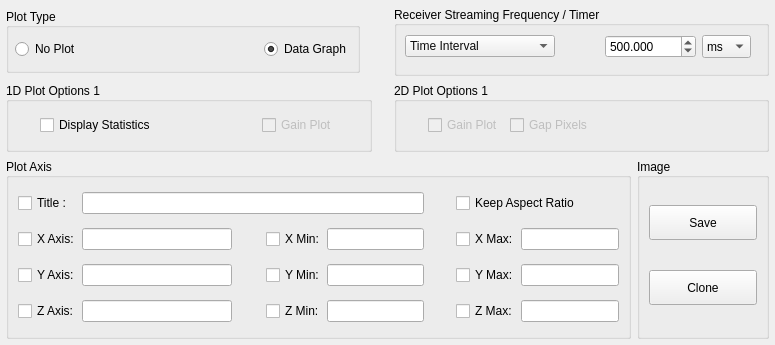
Above: slsDetectorGui/forms/form_tab_plot.ui from slsdetectorgroup/slsDetectorPackage before the change. Below: the same form after it.
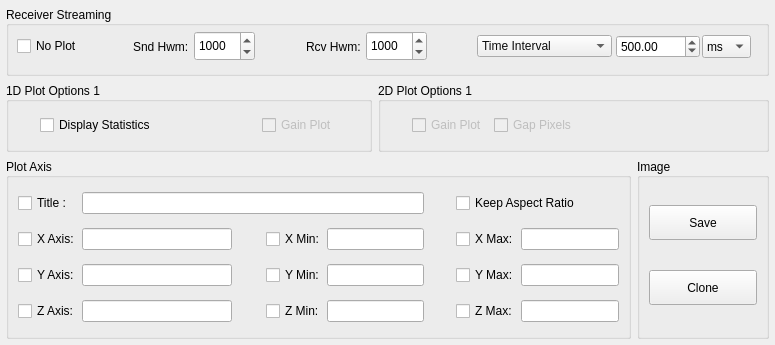
That is the form after the change. The open tabs and pages were chosen to show the change. Icons and pictures are not drawn.

Commit message: zmq hwm are specified to 2 for gui and restreaming of receiver if all zmq not closed at end of acquiistion

```diff
--- a/slsDetectorGui/forms/form_tab_plot.ui
+++ b/slsDetectorGui/forms/form_tab_plot.ui
@@ -75,7 +75,7 @@
    <property name="spacing">
     <number>6</number>
    </property>
-   <item row="1" column="4" colspan="4">
+   <item row="1" column="3" colspan="4">
     <widget class="QGroupBox" name="box2D">
      <property name="enabled">
       <bool>true</bool>
@@ -1388,7 +1388,7 @@
      </layout>
     </widget>
    </item>
-   <item row="2" column="0" colspan="7">
+   <item row="2" column="0" colspan="6">
     <widget class="QGroupBox" name="boxPlotAxis">
      <property name="sizePolicy">
       <sizepolicy hsizetype="Preferred" vsizetype="Minimum">
@@ -1789,7 +1789,7 @@
      </layout>
     </widget>
    </item>
-   <item row="2" column="7">
+   <item row="2" column="6">
     <widget class="QGroupBox" name="boxSave">
      <property name="enabled">
       <bool>true</bool>
@@ -1990,23 +1990,7 @@
      </layout>
     </widget>
    </item>
-   <item row="0" column="3">
-    <spacer name="horizontalSpacer_6">
-     <property name="orientation">
-      <enum>Qt::Horizontal</enum>
-     </property>
-     <property name="sizeType">
-      <enum>QSizePolicy::Fixed</enum>
-     </property>
-     <property name="sizeHint" stdset="0">
-      <size>
-       <width>10</width>
-       <height>20</height>
-      </size>
-     </property>
-    </spacer>
-   </item>
-   <item row="0" column="4" colspan="4">
+   <item row="0" column="0" colspan="7">
     <widget class="QGroupBox" name="boxFrequency">
      <property name="sizePolicy">
       <sizepolicy hsizetype="Preferred" vsizetype="Fixed">
@@ -2016,7 +2000,7 @@
      </property>
      <property name="minimumSize">
       <size>
-       <width>0</width>
+       <width>350</width>
        <height>65</height>
       </size>
      </property>
@@ -2024,7 +2008,7 @@
       <string>&lt;html&gt;&lt;head/&gt;&lt;body&gt;&lt;p&gt;Sets the pace at which the receiver streams out images. Images in between the timeout or frequency are not sent out.&lt;br/&gt;&lt;br/&gt;&lt;span style=&quot; font-weight:600;&quot;&gt;Time Interval&lt;/span&gt;: Streaming time interval when an image should be streamed. &lt;br/&gt;&lt;span style=&quot; font-weight:600;&quot;&gt;Every nth Image&lt;/span&gt;: Only every nth image is streamed. &lt;/p&gt;&lt;p&gt;&lt;br/&gt;&lt;/p&gt;&lt;p&gt;&lt;br/&gt;&lt;/p&gt;&lt;/body&gt;&lt;/html&gt;</string>
      </property>
      <property name="title">
-      <string>Receiver Streaming Frequency / Timer</string>
+      <string>Receiver Streaming</string>
      </property>
      <property name="alignment">
       <set>Qt::AlignLeading|Qt::AlignLeft|Qt::AlignVCenter</set>
@@ -2052,6 +2036,33 @@
        <number>0</number>
       </property>
       <item row="0" column="0">
+       <widget class="QCheckBox" name="chkNoPlot">
+        <property name="enabled">
+         <bool>true</bool>
+        </property>
+        <property name="sizePolicy">
+         <sizepolicy hsizetype="Fixed" vsizetype="Fixed">
+          <horstretch>0</horstretch>
+          <verstretch>0</verstretch>
+         </sizepolicy>
+        </property>
+        <property name="maximumSize">
+         <size>
+          <width>80</width>
+          <height>16777215</height>
+         </size>
+        </property>
+        <property name="toolTip">
+         <string>&lt;nobr&gt;
+Displays minimum, maximum and sum of values for each plot.
+&lt;nobr&gt;</string>
+        </property>
+        <property name="text">
+         <string>No Plot</string>
+        </property>
+       </widget>
+      </item>
+      <item row="0" column="11">
        <widget class="QComboBox" name="comboFrequency">
         <property name="sizePolicy">
          <sizepolicy hsizetype="Minimum" vsizetype="Fixed">
@@ -2061,13 +2072,13 @@
         </property>
         <property name="minimumSize">
          <size>
-          <width>150</width>
+          <width>135</width>
           <height>0</height>
          </size>
         </property>
         <property name="maximumSize">
          <size>
-          <width>16777215</width>
+          <width>135</width>
           <height>16777215</height>
          </size>
         </property>
@@ -2150,29 +2161,25 @@
         </item>
        </widget>
       </item>
-      <item row="0" column="1">
-       <spacer name="horizontalSpacer_14">
-        <property name="orientation">
-         <enum>Qt::Horizontal</enum>
-        </property>
-        <property name="sizeType">
-         <enum>QSizePolicy::Expanding</enum>
-        </property>
-        <property name="sizeHint" stdset="0">
-         <size>
-          <width>80</width>
-          <height>20</height>
-         </size>
-        </property>
-       </spacer>
-      </item>
-      <item row="0" column="2">
+      <item row="0" column="13">
        <widget class="QStackedWidget" name="stackedTimeInterval">
+        <property name="maximumSize">
+         <size>
+          <width>150</width>
+          <height>16777215</height>
+         </size>
+        </property>
         <property name="currentIndex">
-         <number>1</number>
+         <number>0</number>
         </property>
         <widget class="QWidget" name="pageTimeGap">
          <layout class="QHBoxLayout" name="horizontalLayout_14">
+          <property name="spacing">
+           <number>2</number>
+          </property>
+          <property name="leftMargin">
+           <number>2</number>
+          </property>
           <item>
            <widget class="QDoubleSpinBox" name="spinTimeGap">
             <property name="sizePolicy">
@@ -2181,11 +2188,17 @@
               <verstretch>0</verstretch>
              </sizepolicy>
             </property>
+            <property name="maximumSize">
+             <size>
+              <width>90</width>
+              <height>30</height>
+             </size>
+            </property>
             <property name="keyboardTracking">
              <bool>false</bool>
             </property>
             <property name="decimals">
-             <number>3</number>
+             <number>2</number>
             </property>
             <property name="maximum">
              <double>999999.000000000000000</double>
@@ -2238,6 +2251,9 @@
         </widget>
         <widget class="QWidget" name="pageFrequency">
          <layout class="QHBoxLayout" name="horizontalLayout_13">
+          <property name="leftMargin">
+           <number>2</number>
+          </property>
           <item>
            <widget class="QSpinBox" name="spinNthFrame">
             <property name="sizePolicy">
@@ -2267,78 +2283,31 @@
         </widget>
        </widget>
       </item>
-     </layout>
-    </widget>
-   </item>
-   <item row="0" column="0">
-    <widget class="QGroupBox" name="boxPlotType">
-     <property name="enabled">
-      <bool>true</bool>
-     </property>
-     <property name="sizePolicy">
-      <sizepolicy hsizetype="Preferred" vsizetype="Fixed">
-       <horstretch>0</horstretch>
-       <verstretch>0</verstretch>
-      </sizepolicy>
-     </property>
-     <property name="minimumSize">
-      <size>
-       <width>350</width>
-       <height>65</height>
-      </size>
-     </property>
-     <property name="maximumSize">
-      <size>
-       <width>16777215</width>
-       <height>16777215</height>
-      </size>
-     </property>
-     <property name="title">
-      <string>Plot Type</string>
-     </property>
-     <property name="alignment">
-      <set>Qt::AlignLeading|Qt::AlignLeft|Qt::AlignVCenter</set>
-     </property>
-     <property name="flat">
-      <bool>false</bool>
-     </property>
-     <layout class="QGridLayout" name="gridLayout_5">
-      <property name="leftMargin">
-       <number>6</number>
-      </property>
-      <property name="topMargin">
-       <number>0</number>
-      </property>
-      <property name="rightMargin">
-       <number>6</number>
-      </property>
-      <property name="bottomMargin">
-       <number>0</number>
-      </property>
-      <property name="horizontalSpacing">
-       <number>2</number>
-      </property>
-      <property name="verticalSpacing">
-       <number>0</number>
-      </property>
+      <item row="0" column="10">
+       <spacer name="horizontalSpacer_18">
+        <property name="orientation">
+         <enum>Qt::Horizontal</enum>
+        </property>
+        <property name="sizeType">
+         <enum>QSizePolicy::Expanding</enum>
+        </property>
+        <property name="sizeHint" stdset="0">
+         <size>
+          <width>30</width>
+          <height>20</height>
+         </size>
+        </property>
+       </spacer>
+      </item>
       <item row="0" column="2">
-       <widget class="QRadioButton" name="radioDataGraph">
-        <property name="sizePolicy">
-         <sizepolicy hsizetype="Fixed" vsizetype="Fixed">
-          <horstretch>0</horstretch>
-          <verstretch>0</verstretch>
-         </sizepolicy>
-        </property>
+       <widget class="QLabel" name="lblSndHwm">
         <property name="text">
-         <string>Data Graph</string>
-        </property>
-        <property name="checked">
-         <bool>true</bool>
+         <string>Snd Hwm: </string>
         </property>
        </widget>
       </item>
       <item row="0" column="1">
-       <spacer name="horizontalSpacer_5">
+       <spacer name="horizontalSpacer_25">
         <property name="orientation">
          <enum>Qt::Horizontal</enum>
         </property>
@@ -2347,22 +2316,136 @@
         </property>
         <property name="sizeHint" stdset="0">
          <size>
-          <width>10</width>
+          <width>30</width>
           <height>20</height>
          </size>
         </property>
        </spacer>
       </item>
-      <item row="0" column="0">
-       <widget class="QRadioButton" name="radioNoPlot">
+      <item row="0" column="4">
+       <spacer name="horizontalSpacer_14">
+        <property name="orientation">
+         <enum>Qt::Horizontal</enum>
+        </property>
+        <property name="sizeType">
+         <enum>QSizePolicy::Expanding</enum>
+        </property>
+        <property name="sizeHint" stdset="0">
+         <size>
+          <width>30</width>
+          <height>20</height>
+         </size>
+        </property>
+       </spacer>
+      </item>
+      <item row="0" column="6">
+       <widget class="QSpinBox" name="spinRcvHwm">
         <property name="sizePolicy">
-         <sizepolicy hsizetype="Fixed" vsizetype="Fixed">
+         <sizepolicy hsizetype="Preferred" vsizetype="Fixed">
           <horstretch>0</horstretch>
           <verstretch>0</verstretch>
          </sizepolicy>
         </property>
+        <property name="minimumSize">
+         <size>
+          <width>0</width>
+          <height>25</height>
+         </size>
+        </property>
+        <property name="maximumSize">
+         <size>
+          <width>16777215</width>
+          <height>30</height>
+         </size>
+        </property>
+        <property name="toolTip">
+         <string>&lt;html&gt;&lt;head/&gt;&lt;body&gt;&lt;p&gt;High water mark for inbound messages for gui.&lt;/p&gt;&lt;p&gt; #zmqhwm#&lt;/p&gt;&lt;/body&gt;&lt;/html&gt;</string>
+        </property>
+        <property name="statusTip">
+         <string/>
+        </property>
+        <property name="whatsThis">
+         <string/>
+        </property>
+        <property name="alignment">
+         <set>Qt::AlignLeading|Qt::AlignLeft|Qt::AlignVCenter</set>
+        </property>
+        <property name="keyboardTracking">
+         <bool>false</bool>
+        </property>
+        <property name="suffix">
+         <string/>
+        </property>
+        <property name="prefix">
+         <string/>
+        </property>
+        <property name="minimum">
+         <number>-1</number>
+        </property>
+        <property name="maximum">
+         <number>99999</number>
+        </property>
+        <property name="value">
+         <number>1000</number>
+        </property>
+       </widget>
+      </item>
+      <item row="0" column="3">
+       <widget class="QSpinBox" name="spinSndHwm">
+        <property name="sizePolicy">
+         <sizepolicy hsizetype="Preferred" vsizetype="Fixed">
+          <horstretch>0</horstretch>
+          <verstretch>0</verstretch>
+         </sizepolicy>
+        </property>
+        <property name="minimumSize">
+         <size>
+          <width>0</width>
+          <height>25</height>
+         </size>
+        </property>
+        <property name="maximumSize">
+         <size>
+          <width>16777215</width>
+          <height>30</height>
+         </size>
+        </property>
+        <property name="toolTip">
+         <string>&lt;html&gt;&lt;head/&gt;&lt;body&gt;&lt;p&gt;High water mark for outbound messages for receiver.&lt;/p&gt;&lt;p&gt;#rx_zmqhwm#&lt;/p&gt;&lt;/body&gt;&lt;/html&gt;</string>
+        </property>
+        <property name="statusTip">
+         <string/>
+        </property>
+        <property name="whatsThis">
+         <string/>
+        </property>
+        <property name="alignment">
+         <set>Qt::AlignLeading|Qt::AlignLeft|Qt::AlignVCenter</set>
+        </property>
+        <property name="keyboardTracking">
+         <bool>false</bool>
+        </property>
+        <property name="suffix">
+         <string/>
+        </property>
+        <property name="prefix">
+         <string/>
+        </property>
+        <property name="minimum">
+         <number>-1</number>
+        </property>
+        <property name="maximum">
+         <number>99999</number>
+        </property>
+        <property name="value">
+         <number>1000</number>
+        </property>
+       </widget>
+      </item>
+      <item row="0" column="5">
+       <widget class="QLabel" name="lblRcvHwm">
         <property name="text">
-         <string>No Plot</string>
+         <string>Rcv Hwm: </string>
         </property>
        </widget>
       </item>
@@ -2370,7 +2453,6 @@
     </widget>
    </item>
   </layout>
-  <zorder>boxPlotType</zorder>
   <zorder>box1D</zorder>
   <zorder>boxFrequency</zorder>
   <zorder>box2D</zorder>
```
Left out of the diff: 2 changed lines with no effect on the pictures. The commit also changes 20 other files.
